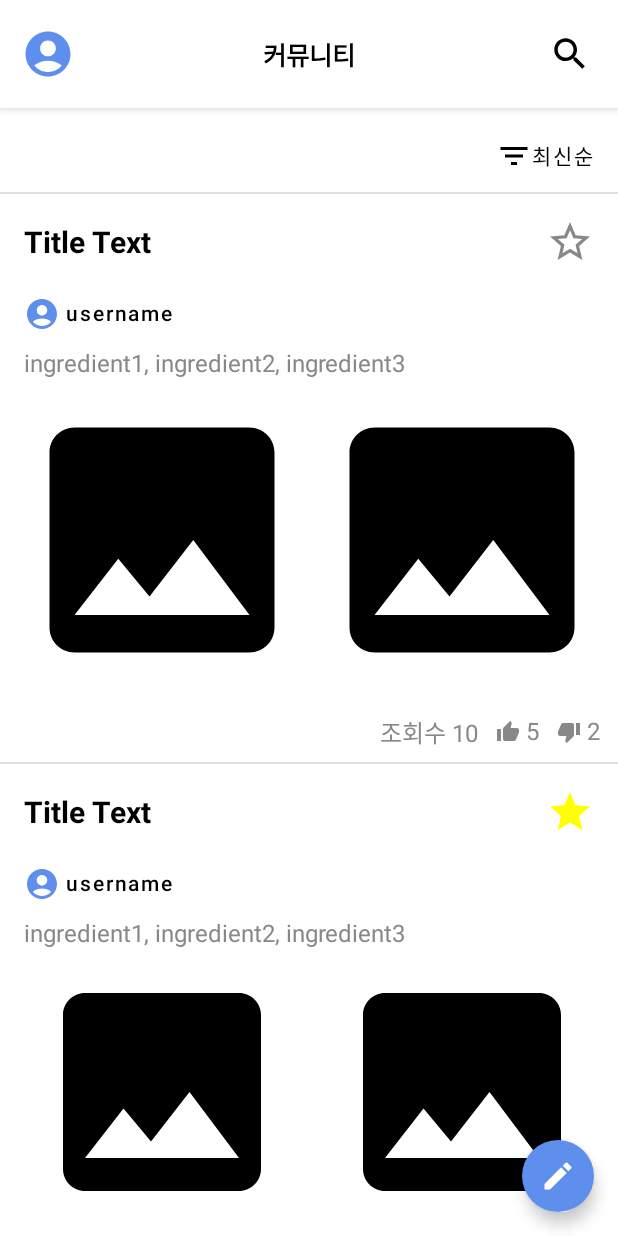
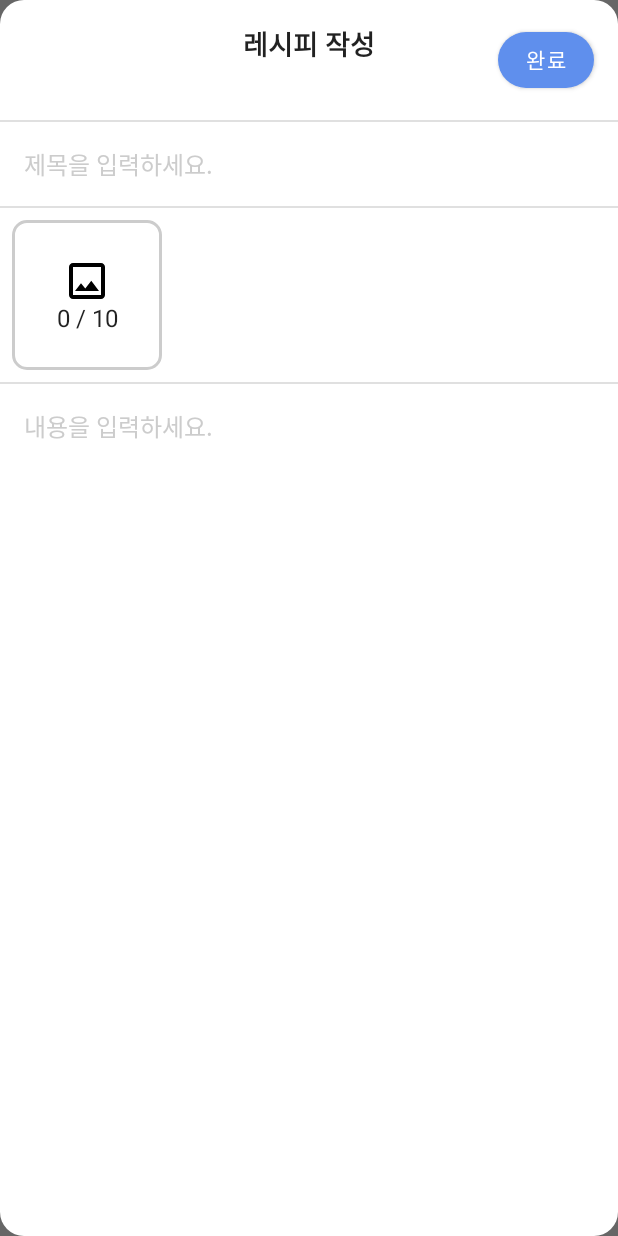
Before and after one commit to FirstianB101/reciptopia-android, an Android app built with Jetpack Compose: the composable CommunityScreen shown on its own in the app's theme, after a tap on "Community Write FAB", on a phone screen of 412 x 824 dp. Run offline under Robolectric (Android 15) with nearby library versions, the phone set to English and light mode, and no system bars.

Commit message:
add create board dialog in community screen

```diff
--- /dev/null
+++ b/app/src/main/java/com/ich/reciptopia/presentation/main/community/components/BoardDialogScreen.kt
@@ -0,0 +1,182 @@
+package com.ich.reciptopia.presentation.main.community.components
+
+import android.graphics.Bitmap
+import android.graphics.ImageDecoder
+import android.net.Uri
+import android.os.Build
+import android.provider.MediaStore
+import androidx.activity.compose.rememberLauncherForActivityResult
+import androidx.activity.result.contract.ActivityResultContracts
+import androidx.compose.foundation.Image
+import androidx.compose.foundation.background
+import androidx.compose.foundation.border
+import androidx.compose.foundation.clickable
+import androidx.compose.foundation.layout.*
+import androidx.compose.foundation.lazy.LazyRow
+import androidx.compose.foundation.shape.RoundedCornerShape
+import androidx.compose.foundation.text.BasicTextField
+import androidx.compose.material.Button
+import androidx.compose.material.Divider
+import androidx.compose.material.Text
+import androidx.compose.material.icons.Icons
+import androidx.compose.material.icons.outlined.Image
+import androidx.compose.runtime.*
+import androidx.compose.ui.Alignment
+import androidx.compose.ui.Modifier
+import androidx.compose.ui.draw.clip
+import androidx.compose.ui.graphics.Color
+import androidx.compose.ui.graphics.asImageBitmap
+import androidx.compose.ui.platform.LocalContext
+import androidx.compose.ui.res.stringResource
+import androidx.compose.ui.text.font.FontWeight
+import androidx.compose.ui.unit.dp
+import androidx.compose.ui.unit.sp
+import com.ich.reciptopia.R
+
+@Composable
+fun BoardDialogScreen(
+
+){
+    val context = LocalContext.current
+    var titleText by remember { mutableStateOf("") }
+    var contentText by remember { mutableStateOf("") }
+    var images by remember { mutableStateOf(listOf<Bitmap>()) }
+
+    val galleryLauncher = rememberLauncherForActivityResult(
+        ActivityResultContracts.GetContent()
+    ) { uri: Uri? ->
+        if (uri != null) {
+            val bitmap: Bitmap? = if (Build.VERSION.SDK_INT >= Build.VERSION_CODES.P) {
+                ImageDecoder.decodeBitmap(ImageDecoder.createSource(context.contentResolver, uri))
+            } else {
+                MediaStore.Images.Media.getBitmap(context.contentResolver, uri)
+            }
+
+            if(bitmap != null){
+                images = images.toMutableList().also { it.add(bitmap) }
+            }
+        }
+    }
+
+    Column(
+        modifier = Modifier.fillMaxSize()
+    ) {
+        Box(
+            modifier = Modifier.fillMaxWidth()
+        ){
+            Text(
+                modifier = Modifier
+                    .align(Alignment.TopCenter)
+                    .padding(16.dp),
+                text = stringResource(id = R.string.write_recipe),
+                fontSize = 18.sp,
+                fontWeight = FontWeight.Bold
+            )
+
+            Button(
+                modifier = Modifier
+                    .align(Alignment.TopEnd)
+                    .padding(16.dp),
+                onClick = {  },
+                shape = RoundedCornerShape(50)
+            ) {
+                Text(
+                    text = stringResource(id = R.string.complete),
+                    color = Color.White
+                )
+            }
+        }
+
+        Divider()
+
+        BasicTextField(
+            modifier = Modifier.fillMaxWidth(),
+            value = titleText,
+            onValueChange = { titleText = it },
+            decorationBox = { innerTextField ->
+                Row(
+                    Modifier
+                        .padding(16.dp)
+                ) {
+
+                    if (titleText.isEmpty()) {
+                        Text(
+                            text = stringResource(id = R.string.comment_input_title),
+                            color = Color.LightGray
+                        )
+                    }
+                    innerTextField()
+                }
+            },
+        )
+
+        Divider()
+
+        LazyRow(
+            modifier = Modifier
+                .fillMaxWidth()
+                .padding(8.dp)
+        ){
+            item{
+                Column(
+                    modifier = Modifier
+                        .size(100.dp)
+                        .border(
+                            width = 2.dp,
+                            color = Color.LightGray,
+                            shape = RoundedCornerShape(10)
+                        )
+                        .clickable { galleryLauncher.launch("image/*") },
+                    horizontalAlignment = Alignment.CenterHorizontally,
+                    verticalArrangement = Arrangement.Center
+                ){
+                    Image(
+                        modifier = Modifier.size(32.dp),
+                        imageVector = Icons.Outlined.Image,
+                        contentDescription = ""
+                    )
+
+                    Text(
+                        text = "${images.size} / 10"
+                    )
+                }
+            }
+
+            items(images.size){ idx ->
+                Spacer(modifier = Modifier.width(8.dp))
+
+                CreateBoardImageItem(
+                    modifier = Modifier.size(100.dp),
+                    bitmap = images[idx].asImageBitmap(),
+                    imageSize = 98.dp
+                ) {
+                    images = images.toMutableList().also { it.removeAt(idx) }
+                }
+            }
+        }
+
+        Divider()
+
+        BasicTextField(
+            modifier = Modifier
+                .fillMaxWidth()
+                .weight(1f),
+            value = contentText,
+            onValueChange = { contentText = it },
+            decorationBox = { innerTextField ->
+                Row(
+                    Modifier.padding(16.dp)
+                ) {
+
+                    if (contentText.isEmpty()) {
+                        Text(
+                            text = stringResource(id = R.string.comment_input_content),
+                            color = Color.LightGray
+                        )
+                    }
+                    innerTextField()
+                }
+            },
+        )
+    }
+}
--- a/app/src/main/java/com/ich/reciptopia/presentation/main/community/CommunityScreen.kt
+++ b/app/src/main/java/com/ich/reciptopia/presentation/main/community/components/CommunityScreen.kt
@@ -1,4 +1,4 @@
-package com.ich.reciptopia.presentation.main.community
+package com.ich.reciptopia.presentation.main.community.components
 
 import androidx.compose.foundation.layout.*
 import androidx.compose.material.*
@@ -6,7 +6,7 @@ import androidx.compose.material.icons.Icons
 import androidx.compose.material.icons.filled.AccountCircle
 import androidx.compose.material.icons.filled.Create
 import androidx.compose.material.icons.outlined.Search
-import androidx.compose.runtime.Composable
+import androidx.compose.runtime.*
 import androidx.compose.ui.Alignment
 import androidx.compose.ui.Modifier
 import androidx.compose.ui.graphics.Color
@@ -24,6 +24,8 @@ fun CommunityScreen(
     modifier: Modifier = Modifier,
     onLoginButtonClicked: () -> Unit
 ){
+    var createDialog by remember { mutableStateOf(false) }
+
     Scaffold(
         modifier = modifier,
         topBar = {
@@ -75,7 +77,7 @@ fun CommunityScreen(
                     .size(48.dp)
                     .align(Alignment.BottomEnd)
                     .offset(x = (-16).dp, y = (-16).dp),
-                onClick = {},
+                onClick = { createDialog = true },
                 backgroundColor = colorResource(id = R.color.main_color),
                 contentColor = Color.White
             ) {
@@ -86,4 +88,10 @@ fun CommunityScreen(
             }
         }
     }
+
+    CreateBoardDialog(
+        showDialog = createDialog
+    ) {
+        createDialog = false
+    }
 }
--- /dev/null
+++ b/app/src/main/java/com/ich/reciptopia/presentation/main/community/components/CreateBoardDialog.kt
@@ -0,0 +1,32 @@
+package com.ich.reciptopia.presentation.main.community.components
+
+import androidx.compose.foundation.layout.Box
+import androidx.compose.foundation.layout.fillMaxSize
+import androidx.compose.foundation.shape.RoundedCornerShape
+import androidx.compose.material.Surface
+import androidx.compose.runtime.Composable
+import androidx.compose.ui.Modifier
+import androidx.compose.ui.unit.dp
+import androidx.compose.ui.window.Dialog
+import com.ich.reciptopia.presentation.login.components.LoginNavigation
+
+@Composable
+fun CreateBoardDialog(
+    showDialog: Boolean,
+    onClose: () -> Unit
+){
+    if(showDialog){
+        Dialog(onDismissRequest = onClose) {
+            Surface(
+                modifier = Modifier.fillMaxSize(),
+                shape = RoundedCornerShape(16.dp)
+            ){
+                Box(
+                    modifier = Modifier.fillMaxSize()
+                ){
+                    BoardDialogScreen()
+                }
+            }
+        }
+    }
+}
--- a/app/src/main/res/values/strings.xml
+++ b/app/src/main/res/values/strings.xml
@@ -13,13 +13,17 @@
     <string name="favorite">즐겨찾기</string>
     <string name="add_ingredient">재료 추가</string>
     <string name="comment">댓글</string>
+    <string name="complete">완료</string>
 
     <string name="analyze_pictures">%d개의 재료 분석하기</string>
     <string name="find_recipes">레시피 찾기</string>
+    <string name="write_recipe">레시피 작성</string>
 
     <string name="comment_find_password">비밀번호를 잊어 버리셨나요?</string>
     <string name="comment_analyze_ingredients">재료를 분석했어요</string>
     <string name="comment_analyze_check">재료가 맞는지 확인해주세요. \n핵심 재료를 체크하면 해당 재료는 검색에 반드시 포함됩니다.</string>
     <string name="comment_input_comment">댓글을 작성해보세요.</string>
+    <string name="comment_input_title">제목을 입력하세요.</string>
+    <string name="comment_input_content">내용을 입력하세요.</string>
     <string name="title_activity_board">BoardActivity</string>
 </resources>
```
Also changed, not shown: app/src/main/java/com/ich/reciptopia/presentation/main/community/components/CreateBoardImageItem.kt (added, +56 -0 lines), app/src/main/java/com/ich/reciptopia/presentation/main/components/MainScreen.kt (+7 -10 lines).
